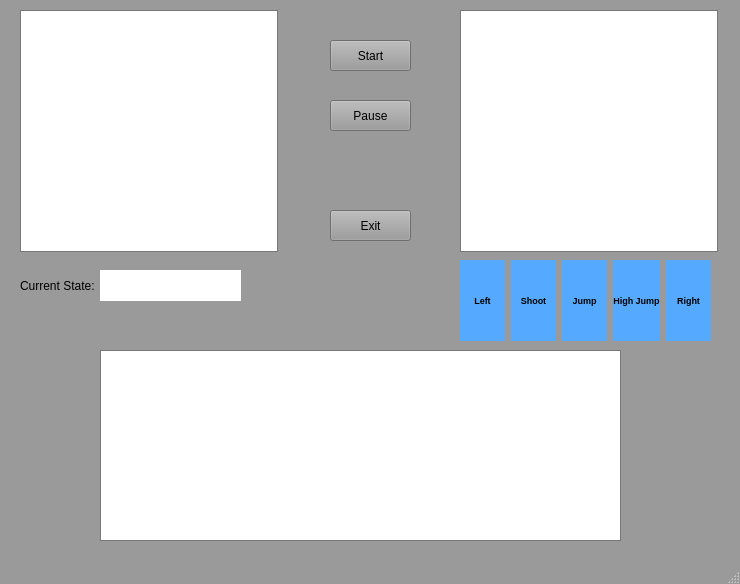
Above: SuperMarioAi/MainWindow.ui from LeoPeters/SuperMario-Bot before the change. Below: the same form after it.
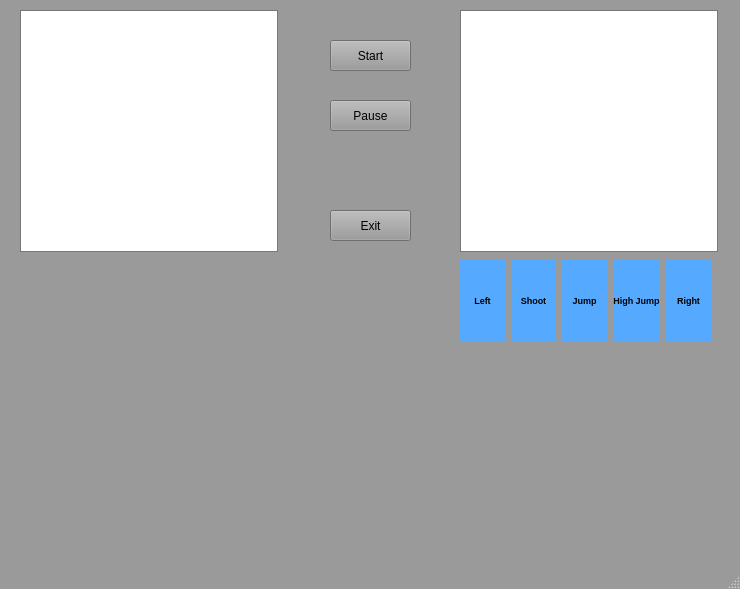
That is the form after the change. Icons and pictures are not drawn.

```diff
--- a/SuperMarioAi/MainWindow.ui
+++ b/SuperMarioAi/MainWindow.ui
@@ -7,7 +7,7 @@
     <x>0</x>
     <y>0</y>
     <width>740</width>
-    <height>584</height>
+    <height>589</height>
    </rect>
   </property>
   <property name="palette">
@@ -2697,463 +2697,25 @@
      </item>
     </layout>
    </widget>
-   <widget class="QLabel" name="currentStateLbl">
+   <widget class="QWidget" name="gridLayoutWidget">
     <property name="geometry">
      <rect>
       <x>20</x>
-      <y>270</y>
-      <width>91</width>
-      <height>31</height>
+      <y>300</y>
+      <width>261</width>
+      <height>161</height>
      </rect>
     </property>
-    <property name="text">
-     <string>Current State:</string>
-    </property>
+    <layout class="QGridLayout" name="gridLayout"/>
    </widget>
-   <widget class="QLabel" name="currentState">
-    <property name="geometry">
-     <rect>
-      <x>100</x>
-      <y>270</y>
-      <width>141</width>
-      <height>31</height>
-     </rect>
-    </property>
-    <property name="palette">
-     <palette>
-      <active>
-       <colorrole role="WindowText">
-        <brush brushstyle="SolidPattern">
-         <color alpha="255">
-          <red>0</red>
-          <green>0</green>
-          <blue>0</blue>
-         </color>
-        </brush>
-       </colorrole>
-       <colorrole role="Button">
-        <brush brushstyle="SolidPattern">
-         <color alpha="255">
-          <red>255</red>
-          <green>255</green>
-          <blue>255</blue>
-         </color>
-        </brush>
-       </colorrole>
-       <colorrole role="Light">
-        <brush brushstyle="SolidPattern">
-         <color alpha="255">
-          <red>255</red>
-          <green>255</green>
-          <blue>255</blue>
-         </color>
-        </brush>
-       </colorrole>
-       <colorrole role="Midlight">
-        <brush brushstyle="SolidPattern">
-         <color alpha="255">
-          <red>255</red>
-          <green>255</green>
-          <blue>255</blue>
-         </color>
-        </brush>
-       </colorrole>
-       <colorrole role="Dark">
-        <brush brushstyle="SolidPattern">
-         <color alpha="255">
-          <red>127</red>
-          <green>127</green>
-          <blue>127</blue>
-         </color>
-        </brush>
-       </colorrole>
-       <colorrole role="Mid">
-        <brush brushstyle="SolidPattern">
-         <color alpha="255">
-          <red>170</red>
-          <green>170</green>
-          <blue>170</blue>
-         </color>
-        </brush>
-       </colorrole>
-       <colorrole role="Text">
-        <brush brushstyle="SolidPattern">
-         <color alpha="255">
-          <red>0</red>
-          <green>0</green>
-          <blue>0</blue>
-         </color>
-        </brush>
-       </colorrole>
-       <colorrole role="BrightText">
-        <brush brushstyle="SolidPattern">
-         <color alpha="255">
-          <red>255</red>
-          <green>255</green>
-          <blue>255</blue>
-         </color>
-        </brush>
-       </colorrole>
-       <colorrole role="ButtonText">
-        <brush brushstyle="SolidPattern">
-         <color alpha="255">
-          <red>0</red>
-          <green>0</green>
-          <blue>0</blue>
-         </color>
-        </brush>
-       </colorrole>
-       <colorrole role="Base">
-        <brush brushstyle="SolidPattern">
-         <color alpha="255">
-          <red>255</red>
-          <green>255</green>
-          <blue>255</blue>
-         </color>
-        </brush>
-       </colorrole>
-       <colorrole role="Window">
-        <brush brushstyle="SolidPattern">
-         <color alpha="255">
-          <red>255</red>
-          <green>255</green>
-          <blue>255</blue>
-         </color>
-        </brush>
-       </colorrole>
-       <colorrole role="Shadow">
-        <brush brushstyle="SolidPattern">
-         <color alpha="255">
-          <red>0</red>
-          <green>0</green>
-          <blue>0</blue>
-         </color>
-        </brush>
-       </colorrole>
-       <colorrole role="AlternateBase">
-        <brush brushstyle="SolidPattern">
-         <color alpha="255">
-          <red>255</red>
-          <green>255</green>
-          <blue>255</blue>
-         </color>
-        </brush>
-       </colorrole>
-       <colorrole role="ToolTipBase">
-        <brush brushstyle="SolidPattern">
-         <color alpha="255">
-          <red>255</red>
-          <green>255</green>
-          <blue>220</blue>
-         </color>
-        </brush>
-       </colorrole>
-       <colorrole role="ToolTipText">
-        <brush brushstyle="SolidPattern">
-         <color alpha="255">
-          <red>0</red>
-          <green>0</green>
-          <blue>0</blue>
-         </color>
-        </brush>
-       </colorrole>
-      </active>
-      <inactive>
-       <colorrole role="WindowText">
-        <brush brushstyle="SolidPattern">
-         <color alpha="255">
-          <red>0</red>
-          <green>0</green>
-          <blue>0</blue>
-         </color>
-        </brush>
-       </colorrole>
-       <colorrole role="Button">
-        <brush brushstyle="SolidPattern">
-         <color alpha="255">
-          <red>255</red>
-          <green>255</green>
-          <blue>255</blue>
-         </color>
-        </brush>
-       </colorrole>
-       <colorrole role="Light">
-        <brush brushstyle="SolidPattern">
-         <color alpha="255">
-          <red>255</red>
-          <green>255</green>
-          <blue>255</blue>
-         </color>
-        </brush>
-       </colorrole>
-       <colorrole role="Midlight">
-        <brush brushstyle="SolidPattern">
-         <color alpha="255">
-          <red>255</red>
-          <green>255</green>
-          <blue>255</blue>
-         </color>
-        </brush>
-       </colorrole>
-       <colorrole role="Dark">
-        <brush brushstyle="SolidPattern">
-         <color alpha="255">
-          <red>127</red>
-          <green>127</green>
-          <blue>127</blue>
-         </color>
-        </brush>
-       </colorrole>
-       <colorrole role="Mid">
-        <brush brushstyle="SolidPattern">
-         <color alpha="255">
-          <red>170</red>
-          <green>170</green>
-          <blue>170</blue>
-         </color>
-        </brush>
-       </colorrole>
-       <colorrole role="Text">
-        <brush brushstyle="SolidPattern">
-         <color alpha="255">
-          <red>0</red>
-          <green>0</green>
-          <blue>0</blue>
-         </color>
-        </brush>
-       </colorrole>
-       <colorrole role="BrightText">
-        <brush brushstyle="SolidPattern">
-         <color alpha="255">
-          <red>255</red>
-          <green>255</green>
-          <blue>255</blue>
-         </color>
-        </brush>
-       </colorrole>
-       <colorrole role="ButtonText">
-        <brush brushstyle="SolidPattern">
-         <color alpha="255">
-          <red>0</red>
-          <green>0</green>
-          <blue>0</blue>
-         </color>
-        </brush>
-       </colorrole>
-       <colorrole role="Base">
-        <brush brushstyle="SolidPattern">
-         <color alpha="255">
-          <red>255</red>
-          <green>255</green>
-          <blue>255</blue>
-         </color>
-        </brush>
-       </colorrole>
-       <colorrole role="Window">
-        <brush brushstyle="SolidPattern">
-         <color alpha="255">
-          <red>255</red>
-          <green>255</green>
-          <blue>255</blue>
-         </color>
-        </brush>
-       </colorrole>
-       <colorrole role="Shadow">
-        <brush brushstyle="SolidPattern">
-         <color alpha="255">
-          <red>0</red>
-          <green>0</green>
-          <blue>0</blue>
-         </color>
-        </brush>
-       </colorrole>
-       <colorrole role="AlternateBase">
-        <brush brushstyle="SolidPattern">
-         <color alpha="255">
-          <red>255</red>
-          <green>255</green>
-          <blue>255</blue>
-         </color>
-        </brush>
-       </colorrole>
-       <colorrole role="ToolTipBase">
-        <brush brushstyle="SolidPattern">
-         <color alpha="255">
-          <red>255</red>
-          <green>255</green>
-          <blue>220</blue>
-         </color>
-        </brush>
-       </colorrole>
-       <colorrole role="ToolTipText">
-        <brush brushstyle="SolidPattern">
-         <color alpha="255">
-          <red>0</red>
-          <green>0</green>
-          <blue>0</blue>
-         </color>
-        </brush>
-       </colorrole>
-      </inactive>
-      <disabled>
-       <colorrole role="WindowText">
-        <brush brushstyle="SolidPattern">
-         <color alpha="255">
-          <red>127</red>
-          <green>127</green>
-          <blue>127</blue>
-         </color>
-        </brush>
-       </colorrole>
-       <colorrole role="Button">
-        <brush brushstyle="SolidPattern">
-         <color alpha="255">
-          <red>255</red>
-          <green>255</green>
-          <blue>255</blue>
-         </color>
-        </brush>
-       </colorrole>
-       <colorrole role="Light">
-        <brush brushstyle="SolidPattern">
-         <color alpha="255">
-          <red>255</red>
-          <green>255</green>
-          <blue>255</blue>
-         </color>
-        </brush>
-       </colorrole>
-       <colorrole role="Midlight">
-        <brush brushstyle="SolidPattern">
-         <color alpha="255">
-          <red>255</red>
-          <green>255</green>
-          <blue>255</blue>
-         </color>
-        </brush>
-       </colorrole>
-       <colorrole role="Dark">
-        <brush brushstyle="SolidPattern">
-         <color alpha="255">
-          <red>127</red>
-          <green>127</green>
-          <blue>127</blue>
-         </color>
-        </brush>
-       </colorrole>
-       <colorrole role="Mid">
-        <brush brushstyle="SolidPattern">
-         <color alpha="255">
-          <red>170</red>
-          <green>170</green>
-          <blue>170</blue>
-         </color>
-        </brush>
-       </colorrole>
-       <colorrole role="Text">
-        <brush brushstyle="SolidPattern">
-         <color alpha="255">
-          <red>127</red>
-          <green>127</green>
-          <blue>127</blue>
-         </color>
-        </brush>
-       </colorrole>
-       <colorrole role="BrightText">
-        <brush brushstyle="SolidPattern">
-         <color alpha="255">
-          <red>255</red>
-          <green>255</green>
-          <blue>255</blue>
-         </color>
-        </brush>
-       </colorrole>
-       <colorrole role="ButtonText">
-        <brush brushstyle="SolidPattern">
-         <color alpha="255">
-          <red>127</red>
-          <green>127</green>
-          <blue>127</blue>
-         </color>
-        </brush>
-       </colorrole>
-       <colorrole role="Base">
-        <brush brushstyle="SolidPattern">
-         <color alpha="255">
-          <red>255</red>
-          <green>255</green>
-          <blue>255</blue>
-         </color>
-        </brush>
-       </colorrole>
-       <colorrole role="Window">
-        <brush brushstyle="SolidPattern">
-         <color alpha="255">
-          <red>255</red>
-          <green>255</green>
-          <blue>255</blue>
-         </color>
-        </brush>
-       </colorrole>
-       <colorrole role="Shadow">
-        <brush brushstyle="SolidPattern">
-         <color alpha="255">
-          <red>0</red>
-          <green>0</green>
-          <blue>0</blue>
-         </color>
-        </brush>
-       </colorrole>
-       <colorrole role="AlternateBase">
-        <brush brushstyle="SolidPattern">
-         <color alpha="255">
-          <red>255</red>
-          <green>255</green>
-          <blue>255</blue>
-         </color>
-        </brush>
-       </colorrole>
-       <colorrole role="ToolTipBase">
-        <brush brushstyle="SolidPattern">
-         <color alpha="255">
-          <red>255</red>
-          <green>255</green>
-          <blue>220</blue>
-         </color>
-        </brush>
-       </colorrole>
-       <colorrole role="ToolTipText">
-        <brush brushstyle="SolidPattern">
-         <color alpha="255">
-          <red>0</red>
-          <green>0</green>
-          <blue>0</blue>
-         </color>
-        </brush>
-       </colorrole>
-      </disabled>
-     </palette>
-    </property>
-    <property name="autoFillBackground">
-     <bool>true</bool>
-    </property>
-    <property name="text">
-     <string/>
-    </property>
-    <property name="alignment">
-     <set>Qt::AlignCenter</set>
-    </property>
-   </widget>
-   <widget class="QTableWidget" name="tableWidget">
-    <property name="geometry">
-     <rect>
-      <x>100</x>
-      <y>350</y>
-      <width>521</width>
-      <height>191</height>
-     </rect>
-    </property>
-   </widget>
+   <zorder>viewGame</zorder>
+   <zorder>viewSimplify</zorder>
+   <zorder>btn_start</zorder>
+   <zorder>btn_pause</zorder>
+   <zorder>btn_exit</zorder>
+   <zorder>horizontalLayoutWidget</zorder>
+   <zorder>gridLayoutWidget</zorder>
+   <zorder>currentStateLbl</zorder>
   </widget>
   <widget class="QMenuBar" name="menubar">
    <property name="geometry">
```
